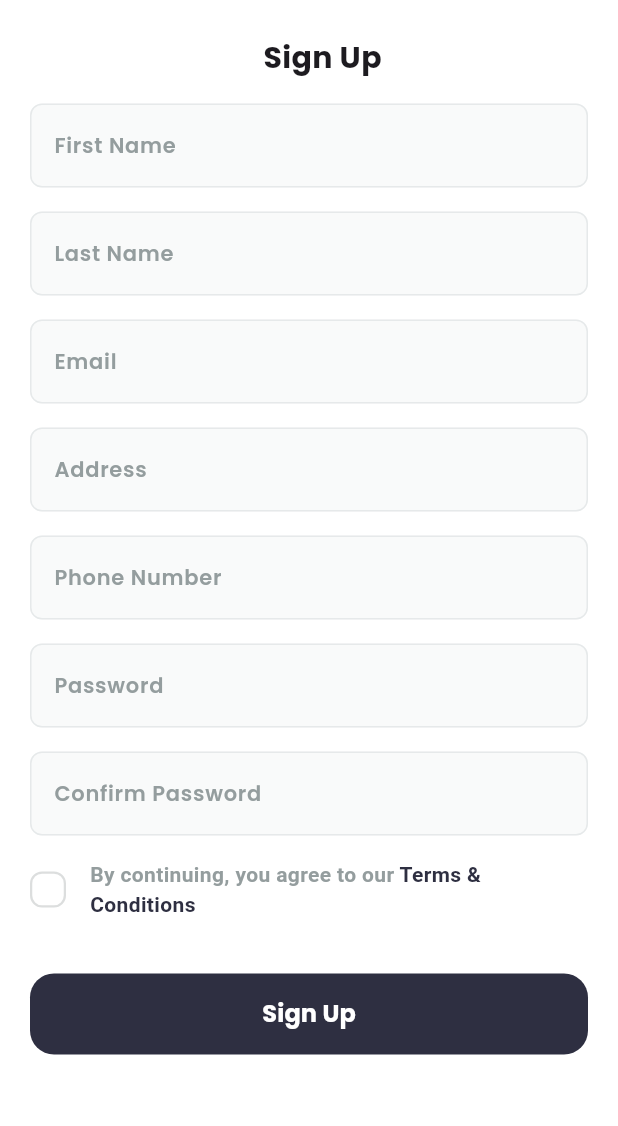
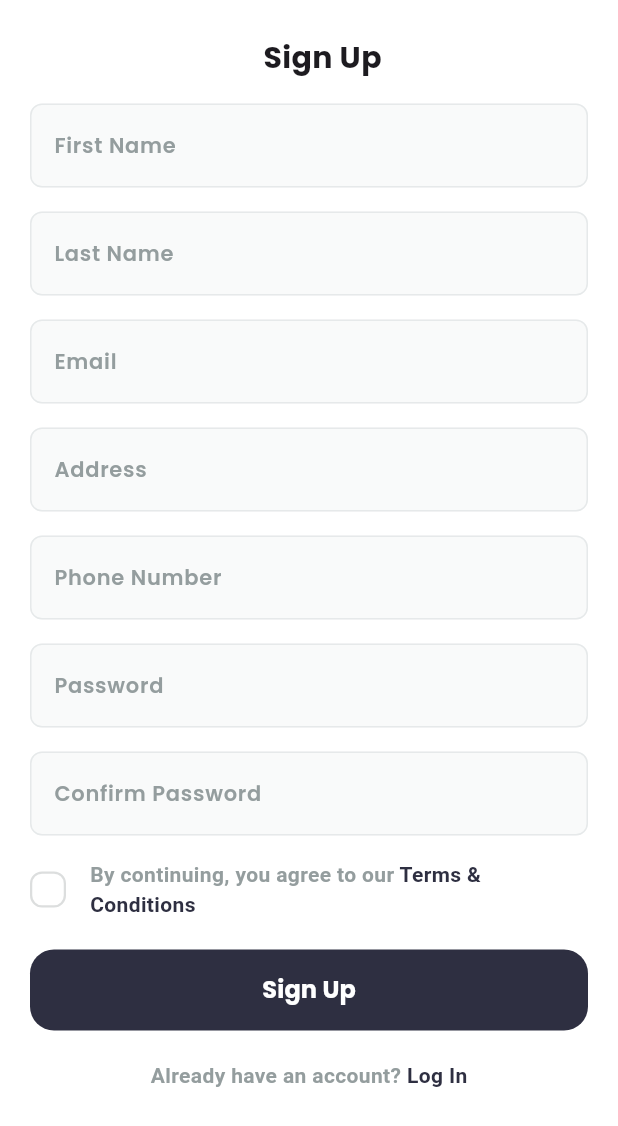
Before and after one commit to amirrrra/Electronics-App, a Flutter app: the screen it shows after launch, on a phone screen of 412 x 824 dp. Shown: the top 1126 px of the screen. Run offline on Flutter 3.47's test engine with Material 3 defaults, Android fonts, the phone set to English and light mode, and no system bars; our stand-ins replace flutter_svg.

Commit message:
Build auth switch widget

```diff
--- a/lib/features/authentication/presentation/views/widgets/signup_widget.dart
+++ b/lib/features/authentication/presentation/views/widgets/signup_widget.dart
@@ -3,6 +3,7 @@ import 'package:electronics_app/core/widgets/app_bar_widget.dart';
 import 'package:electronics_app/core/widgets/button_widget.dart';
 import 'package:electronics_app/core/widgets/textfield_widget.dart';
 import 'package:electronics_app/features/authentication/presentation/views/widgets/condition_widget.dart';
+import 'package:electronics_app/features/authentication/presentation/views/widgets/switch_widget.dart';
 import 'package:flutter/material.dart';
 
 class SignupWidget extends StatefulWidget {
@@ -25,7 +26,6 @@ class _SignupWidgetState extends State<SignupWidget> {
           child: Form(
             key: _key,
             child: Column(
-              crossAxisAlignment: CrossAxisAlignment.start,
               spacing: 16,
               children: [
                 const AppBarWidget(title: 'Sign Up', isBack: false),
@@ -50,8 +50,13 @@ class _SignupWidgetState extends State<SignupWidget> {
                   },
                   isTermsAccepted: isTermsAccepted,
                 ),
-                SizedBox(height: 4),
-                ButtonWidget(text:'Sign Up'),
+
+                Padding(
+                  padding: const EdgeInsets.symmetric(vertical: 4),
+                  child: ButtonWidget(text:'Sign Up'),
+                ),
+                SwitchWidget(qText: 'Already have an account', text: 'Log In', onTap: (){}),
+
               ],
             ),
           ),
--- /dev/null
+++ b/lib/features/authentication/presentation/views/widgets/switch_widget.dart
@@ -0,0 +1,35 @@
+import 'package:electronics_app/core/utils/app_colors.dart';
+import 'package:electronics_app/core/utils/app_styles.dart';
+import 'package:flutter/gestures.dart';
+import 'package:flutter/material.dart';
+
+class SwitchWidget extends StatelessWidget {
+  final String qText;
+  final String text;
+  final void Function()? onTap;
+  const SwitchWidget({
+    super.key,
+    required this.qText,
+    required this.text,
+    this.onTap,
+  });
+
+  @override
+  Widget build(BuildContext context) {
+    return Text.rich(
+      TextSpan(
+        children: [
+          TextSpan(
+            text: '$qText? ',
+            style: AppStyles.semiBold14.copyWith(color: AppColors.grey94),
+          ),
+          TextSpan(
+            recognizer: TapGestureRecognizer()..onTap = onTap,
+            text: text,
+            style: AppStyles.semiBold14.copyWith(color: AppColors.primaryColor),
+          ),
+        ],
+      ),
+    );
+  }
+}
```
